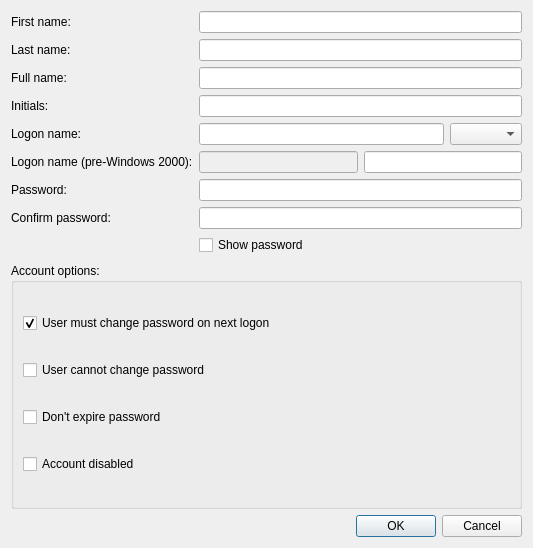
The window that src/admc/create_user_dialog.ui (altlinux/admc) describes before a commit, drawn with Qt 5.
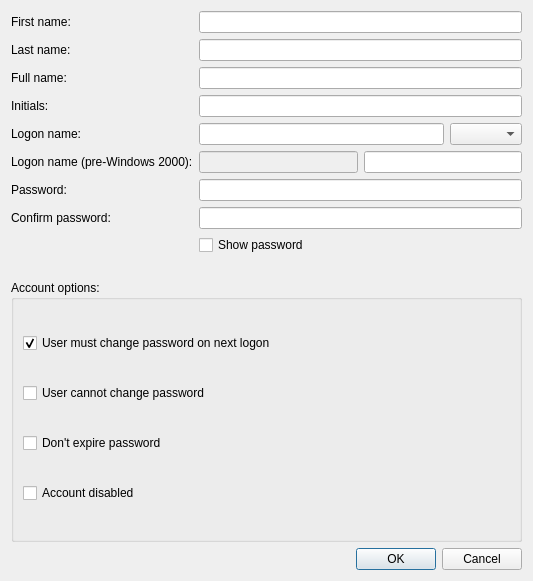
The same window after the commit.

Commit message:
define custom tab order for some widgets
for those cases where default order is not adequate or
\ even completely skips some sub-widgets

Patch:
```diff
--- a/src/admc/create_user_dialog.ui
+++ b/src/admc/create_user_dialog.ui
@@ -7,7 +7,7 @@
     <x>0</x>
     <y>0</y>
     <width>533</width>
-    <height>548</height>
+    <height>581</height>
    </rect>
   </property>
   <property name="windowTitle">
```
Left out of the diff: 17 changed lines with no effect on the pictures. The commit also changes 5 other files.
